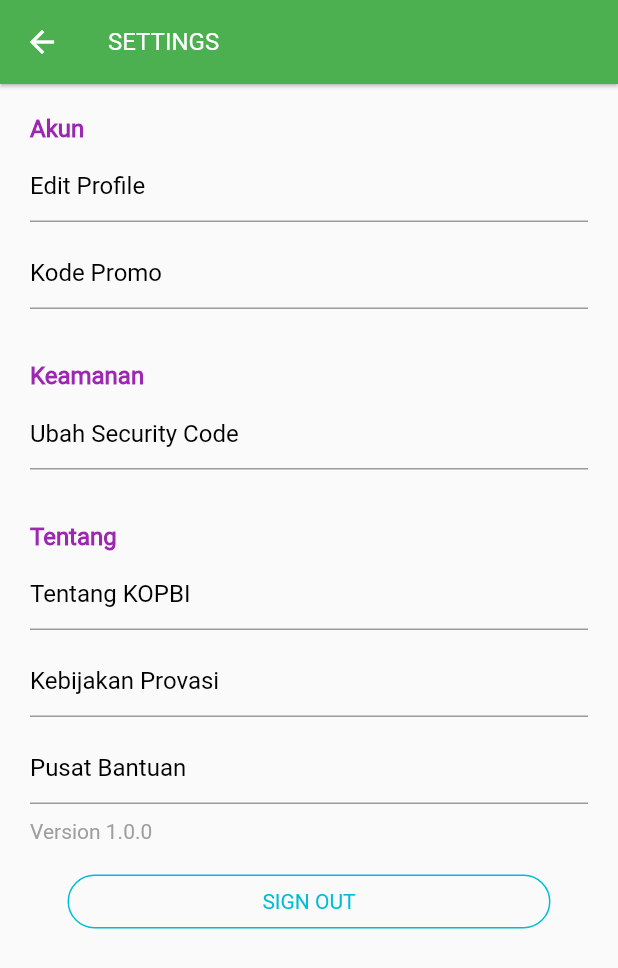
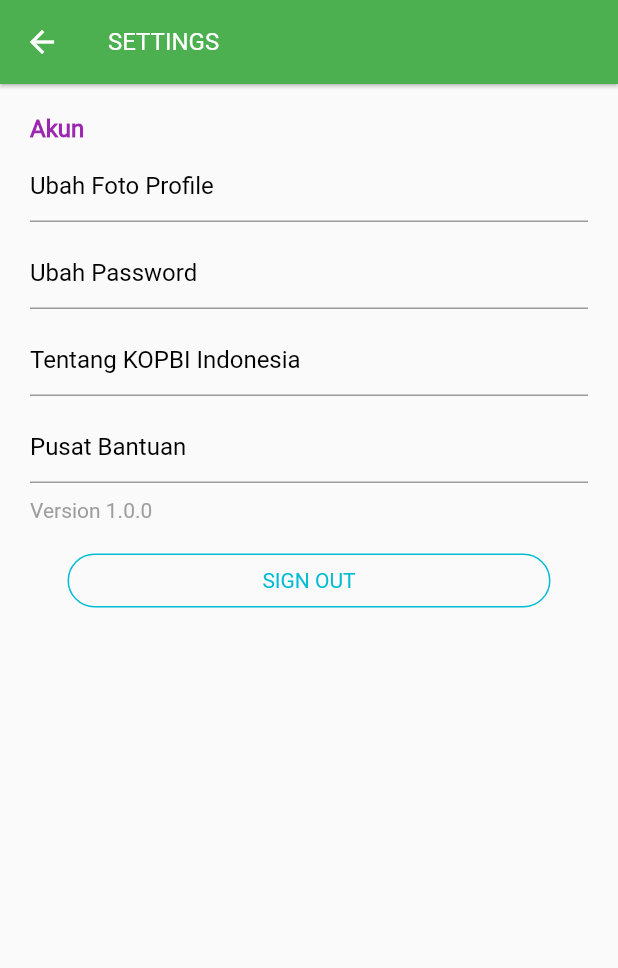
Before and after one commit to primajatnika271995/KOPBI, a Flutter app: the SettingScreen screen opened by its route, on a phone screen of 412 x 824 dp. Shown: the top 968 px of the screen. Run offline on Flutter 3.47's test engine with Material 2 defaults, Android fonts, the phone set to English and light mode, and no system bars; our stand-ins replace flushbar, font_awesome_flutter, rxdart, shared_preferences; missing offline and left inert: flutter_webview_plugin; accounts and stored records are empty.

Commit message:
WebView Tentang Menu

```diff
--- a/lib/main.dart
+++ b/lib/main.dart
@@ -25,7 +25,7 @@ class _SplashScreenState extends State<SplashScreen> {
     return Scaffold(
       backgroundColor: Colors.white,
       body: Center(
-        child: Image.asset('assets/logo/kopbi-logo.png', scale: 4.0),
+        child: Image.asset('assets/icons/Logo KOPBI.png', scale: 4.0),
       ),
     );
   }
--- a/lib/src/app.dart
+++ b/lib/src/app.dart
@@ -4,6 +4,7 @@ import 'package:kopbi/main.dart';
 import 'package:kopbi/src/views/login_screen/login_page.dart';
 import 'package:kopbi/src/views/main_screen/main_page.dart';
 import 'package:kopbi/src/views/register_screen/register_page.dart';
+import 'package:kopbi/src/views/setting_screen/informasi.dart';
 import 'package:kopbi/src/views/setting_screen/setting_page.dart';
 
 void app() {
@@ -18,6 +19,7 @@ void app() {
         '/register': (context) => RegisterScreen(),
         '/home': (context) => MainScreen(),
         '/settings': (context) => SettingScreen(),
+        '/settings-informasi': (context) => InformasiScreen(),
       },
     ),
   );
--- a/lib/src/views/setting_screen/setting_page.dart
+++ b/lib/src/views/setting_screen/setting_page.dart
@@ -26,8 +26,6 @@ class _SettingScreenState extends State<SettingScreen> {
             crossAxisAlignment: CrossAxisAlignment.start,
             children: <Widget>[
               settingAkunField(),
-              keamananField(),
-              tentangField(),
               versionApp(),
               logoutButton(),
             ],
@@ -52,7 +50,7 @@ class _SettingScreenState extends State<SettingScreen> {
             readOnly: true,
             decoration: InputDecoration(
               hasFloatingPlaceholder: false,
-              hintText: 'Edit Profile',
+              hintText: 'Ubah Foto Profile',
               hintStyle: TextStyle(color: Colors.black),
               focusedBorder: UnderlineInputBorder(
                 borderSide: BorderSide(
@@ -61,7 +59,7 @@ class _SettingScreenState extends State<SettingScreen> {
               ),
             ),
             onTap: () {
-              print('EDIT PROFILE');
+              print('UBAH FOTO PROFILE');
             },
           ),
         ),
@@ -71,7 +69,7 @@ class _SettingScreenState extends State<SettingScreen> {
             readOnly: true,
             decoration: InputDecoration(
               hasFloatingPlaceholder: false,
-              hintText: 'Kode Promo',
+              hintText: 'Ubah Password',
               hintStyle: TextStyle(color: Colors.black),
               focusedBorder: UnderlineInputBorder(
                 borderSide: BorderSide(
@@ -80,7 +78,46 @@ class _SettingScreenState extends State<SettingScreen> {
               ),
             ),
             onTap: () {
-              print('Kode Promo');
+              print('Ubah Password');
+            },
+          ),
+        ),
+        Padding(
+          padding: const EdgeInsets.only(top: 5, bottom: 5),
+          child: TextFormField(
+            readOnly: true,
+            decoration: InputDecoration(
+              hasFloatingPlaceholder: false,
+              hintText: 'Tentang KOPBI Indonesia',
+              hintStyle: TextStyle(color: Colors.black),
+              focusedBorder: UnderlineInputBorder(
+                borderSide: BorderSide(
+                  color: Colors.green,
+                ),
+              ),
+            ),
+            onTap: () {
+              print('Tentang KOPBI');
+              Navigator.of(context).pushNamed('/settings-informasi');
+            },
+          ),
+        ),
+        Padding(
+          padding: const EdgeInsets.only(top: 5, bottom: 5),
+          child: TextFormField(
+            readOnly: true,
+            decoration: InputDecoration(
+              hasFloatingPlaceholder: false,
+              hintText: 'Pusat Bantuan',
+              hintStyle: TextStyle(color: Colors.black),
+              focusedBorder: UnderlineInputBorder(
+                borderSide: BorderSide(
+                  color: Colors.green,
+                ),
+              ),
+            ),
+            onTap: () {
+              print('Pusat Bantuan');
             },
           ),
         ),
--- a/pubspec.yaml
+++ b/pubspec.yaml
@@ -24,6 +24,7 @@ dependencies:
   # Use with the CupertinoIcons class for iOS style icons.
   cupertino_icons: ^0.1.2
   flutter_launcher_icons: ^0.7.4
+  flutter_webview_plugin: ^0.3.8
   url_launcher: ^5.2.5
   font_awesome_flutter: ^8.5.0
   flutter_bloc: ^2.0.0
```
Also changed, not shown: lib/src/views/setting_screen/informasi.dart (added, +30 -0 lines), pubspec.lock.
